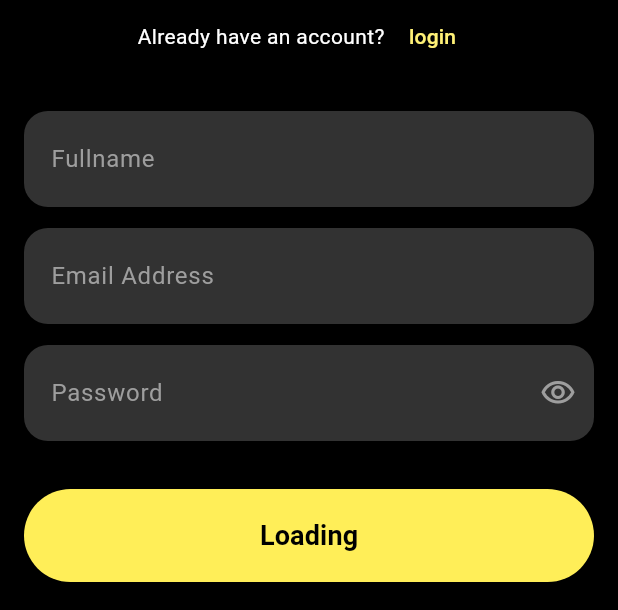
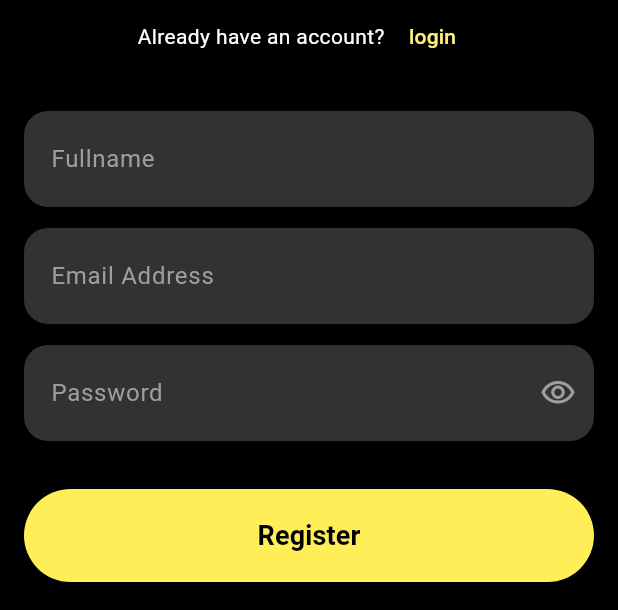
Before and after one commit to Pinponsuhu/Listr, a Flutter app: the Register screen opened by its route, on a phone screen of 412 x 824 dp, the part 174-784 px from its top. Run offline on Flutter 3.47's test engine with Material 3 defaults, Android fonts, the phone set to English and light mode, and no system bars; our stand-ins replace flutter_datetime_picker_plus, flutter_svg, shared_preferences, water_drop_nav_bar; accounts and stored records are empty.

Commit message:
Loading resolution

```diff
--- a/lib/auth/register.dart
+++ b/lib/auth/register.dart
@@ -12,11 +12,11 @@ class Register extends StatefulWidget {
 }
 
 class _RegisterState extends State<Register> {
-  @override
-  Widget build(BuildContext context) {
   TextEditingController nameController = TextEditingController();
   TextEditingController emailController = TextEditingController();
   TextEditingController passwordController = TextEditingController();
+  @override
+  Widget build(BuildContext context) {
     return Scaffold(
       backgroundColor: Colors.black,
       body: SafeArea(
@@ -89,14 +89,16 @@ class _RegisterState extends State<Register> {
                     Consumer<AuthProvider>(
                       builder: (context, register, child) {
                         return AuthSubmitBtn(
-                            onpressed: () {
+                            onpressed: register.isLoading
+                                ? () => {}
+                                : () {
                                     register.registerProvider({
                                       'name': nameController.text,
                                       'email': emailController.text,
                                       'password': passwordController.text,
                                     }, context);
                                   },
-                            label: register.isLoading != true
+                            label: register.isLoading == true
                                 ? "Loading"
                                 : "Register");
                       },
--- a/lib/providers/auth_provider.dart
+++ b/lib/providers/auth_provider.dart
@@ -11,6 +11,7 @@ class AuthProvider extends ChangeNotifier {
   Future<void> registerProvider(
       Map<String, String> body, BuildContext context) async {
     isLoading = true;
+    ChangeNotifier();
     _authService.register(body, context);
     isLoading = false;
     ChangeNotifier();
```
Also changed, not shown: lib/services/auth_service.dart (+12 -3 lines). Lines whose indentation alone changed are shown as unchanged.
